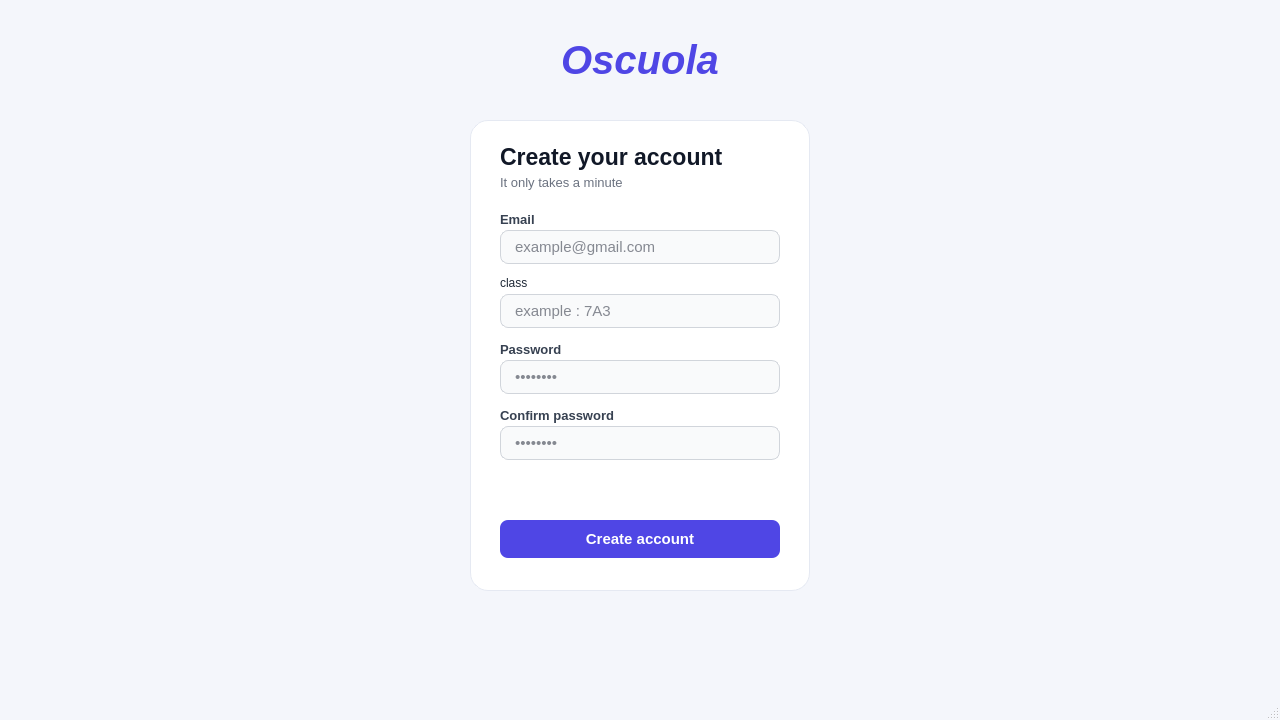
This is Oscuola/mainwindow.ui in mohamed-adhd/Oscuola as Qt 5 draws it before an edit. The edited form follows.
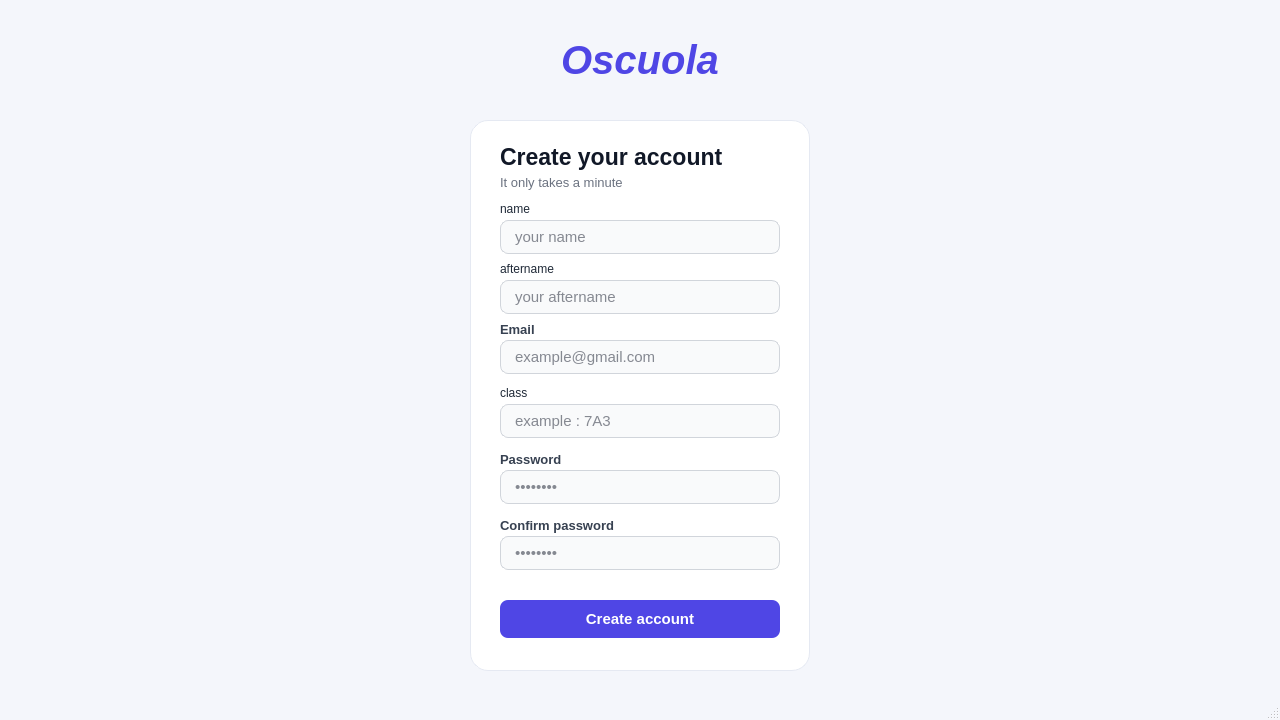
This is the edited form. The open tabs and pages were chosen to show the change.

Commit message: name/aftername endpoint update

```diff
--- a/Oscuola/mainwindow.ui
+++ b/Oscuola/mainwindow.ui
@@ -757,7 +757,7 @@
         <x>470</x>
         <y>120</y>
         <width>340</width>
-        <height>471</height>
+        <height>551</height>
        </rect>
       </property>
       <widget class="QLabel" name="form_title_reg">
@@ -790,7 +790,7 @@
        <property name="geometry">
         <rect>
          <x>30</x>
-         <y>90</y>
+         <y>200</y>
          <width>120</width>
          <height>18</height>
         </rect>
@@ -803,7 +803,7 @@
        <property name="geometry">
         <rect>
          <x>30</x>
-         <y>110</y>
+         <y>220</y>
          <width>280</width>
          <height>34</height>
         </rect>
@@ -816,7 +816,7 @@
        <property name="geometry">
         <rect>
          <x>30</x>
-         <y>220</y>
+         <y>330</y>
          <width>120</width>
          <height>18</height>
         </rect>
@@ -829,7 +829,7 @@
        <property name="geometry">
         <rect>
          <x>30</x>
-         <y>240</y>
+         <y>350</y>
          <width>280</width>
          <height>34</height>
         </rect>
@@ -845,7 +845,7 @@
        <property name="geometry">
         <rect>
          <x>30</x>
-         <y>286</y>
+         <y>396</y>
          <width>160</width>
          <height>18</height>
         </rect>
@@ -858,7 +858,7 @@
        <property name="geometry">
         <rect>
          <x>30</x>
-         <y>306</y>
+         <y>416</y>
          <width>280</width>
          <height>34</height>
         </rect>
@@ -874,7 +874,7 @@
        <property name="geometry">
         <rect>
          <x>30</x>
-         <y>400</y>
+         <y>480</y>
          <width>280</width>
          <height>38</height>
         </rect>
@@ -890,7 +890,7 @@
        <property name="geometry">
         <rect>
          <x>30</x>
-         <y>154</y>
+         <y>264</y>
          <width>120</width>
          <height>18</height>
         </rect>
@@ -903,7 +903,7 @@
        <property name="geometry">
         <rect>
          <x>30</x>
-         <y>174</y>
+         <y>284</y>
          <width>280</width>
          <height>34</height>
         </rect>
@@ -912,6 +912,58 @@
         <string>example : 7A3</string>
        </property>
       </widget>
+      <widget class="QLineEdit" name="reg_aftername">
+       <property name="geometry">
+        <rect>
+         <x>30</x>
+         <y>160</y>
+         <width>280</width>
+         <height>34</height>
+        </rect>
+       </property>
+       <property name="placeholderText">
+        <string>your aftername</string>
+       </property>
+      </widget>
+      <widget class="QLabel" name="field_label_reg_email_3">
+       <property name="geometry">
+        <rect>
+         <x>30</x>
+         <y>140</y>
+         <width>120</width>
+         <height>18</height>
+        </rect>
+       </property>
+       <property name="text">
+        <string>aftername</string>
+       </property>
+      </widget>
+      <widget class="QLineEdit" name="reg_name">
+       <property name="geometry">
+        <rect>
+         <x>30</x>
+         <y>100</y>
+         <width>280</width>
+         <height>34</height>
+        </rect>
+       </property>
+       <property name="placeholderText">
+        <string>your name</string>
+       </property>
+      </widget>
+      <widget class="QLabel" name="field_label_reg_email_4">
+       <property name="geometry">
+        <rect>
+         <x>30</x>
+         <y>80</y>
+         <width>120</width>
+         <height>18</height>
+        </rect>
+       </property>
+       <property name="text">
+        <string>name</string>
+       </property>
+      </widget>
      </widget>
      <widget class="QLabel" name="reg_alert">
       <property name="geometry">
```
Left out of the diff: 2 changed lines with no effect on the pictures. The commit also changes 5 other files.
